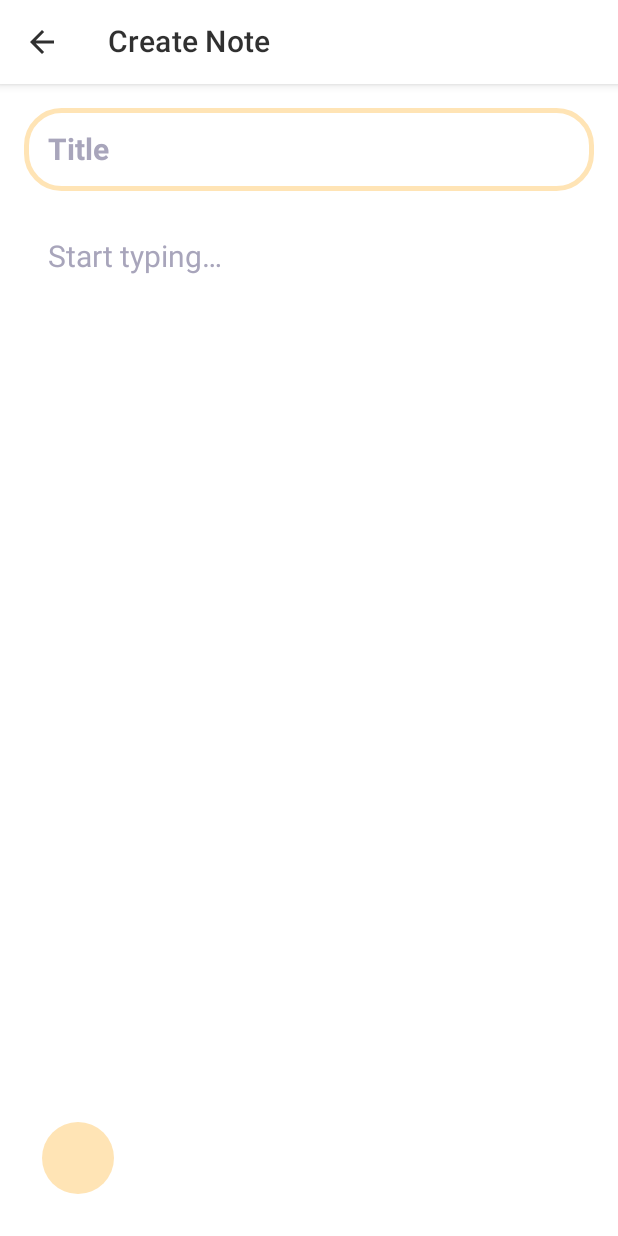
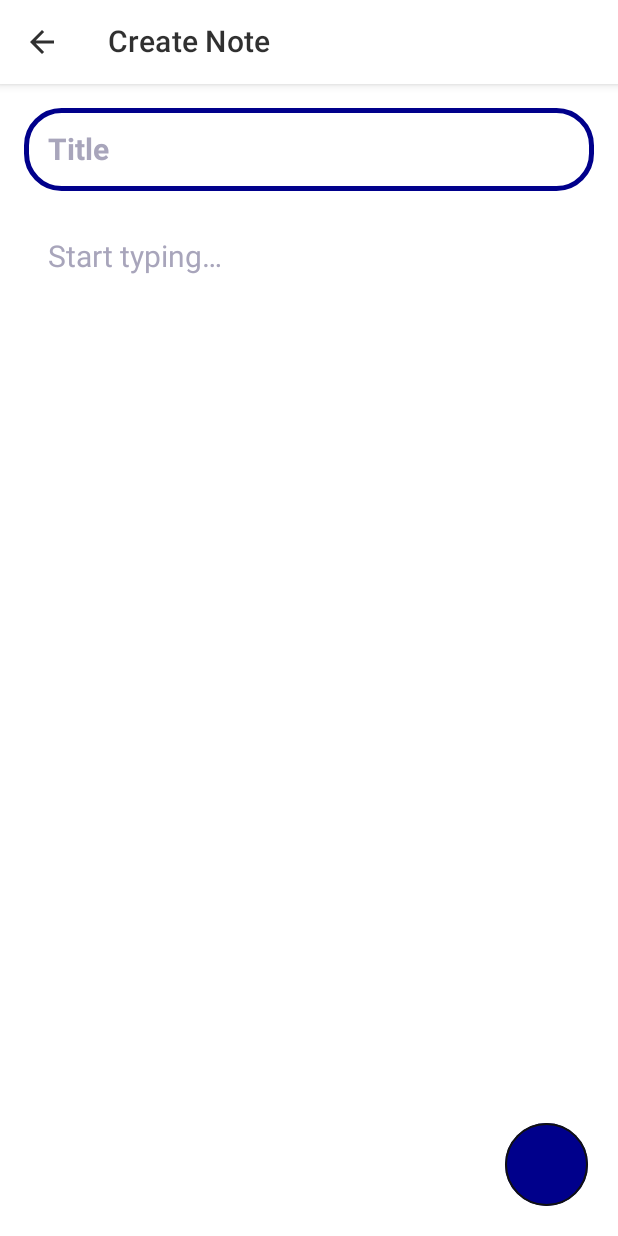
Before and after one commit to Pablit0x/QuickNotes, an Android app built with Jetpack Compose: the screen it shows after launch (MainActivity), after a tap on "Add Note", on a phone screen of 412 x 824 dp. Run offline under Robolectric (Android 15) with nearby library versions, the light colour scheme and no system bars; our stand-ins replace Dagger/Hilt's generated code; libraries missing offline, so code that uses them is left out: com.squareup.sqldelight; 2 statements that could not run were skipped.

Commit message:
Changed the note colors and added the note color selection

```diff
--- a/androidApp/build.gradle.kts
+++ b/androidApp/build.gradle.kts
@@ -43,7 +43,7 @@
     implementation("androidx.compose.foundation:foundation:1.3.1")
     implementation("androidx.compose.material:material:1.3.1")
     implementation("androidx.activity:activity-compose:1.6.1")
-    coreLibraryDesugaring("com.android.tools:desugar_jdk_libs:1.1.5")
+    coreLibraryDesugaring("com.android.tools:desugar_jdk_libs:2.0.2")
     implementation("org.jetbrains.kotlinx:kotlinx-datetime:0.4.0")
 
     implementation("com.google.dagger:hilt-android:2.44.2")
--- a/androidApp/src/main/AndroidManifest.xml
+++ b/androidApp/src/main/AndroidManifest.xml
@@ -5,10 +5,12 @@
         android:name=".QuickNotes"
         android:allowBackup="false"
         android:supportsRtl="true"
-        android:theme="@style/AppTheme">
+        android:theme="@style/AppTheme"
+        android:dataExtractionRules="@xml/data_extraction_rules">
         <activity
             android:name=".MainActivity"
-            android:exported="true">
+            android:exported="true"
+            android:windowSoftInputMode="adjustResize">
             <intent-filter>
                 <action android:name="android.intent.action.MAIN" />
                 <category android:name="android.intent.category.LAUNCHER" />
--- a/androidApp/src/main/java/com/ps/quicknotes/android/core/theme/Colors.kt
+++ b/androidApp/src/main/java/com/ps/quicknotes/android/core/theme/Colors.kt
@@ -15,8 +15,8 @@
 val DarkSurfaceStart = Color(Colors.DarkSurfaceStart)
 val DarkSurfaceEnd = Color(Colors.DarkSurfaceEnd)
 
-val YellowHex = Color(Colors.YellowHex)
-val PeachHex = Color(Colors.PeachHex)
+val ForestGreenHex = Color(Colors.ForestGreenHex)
+val DarkBlueHex = Color(Colors.DarkBlueHex)
 val OrangeHex = Color(Colors.OrangeHex)
 val PinkRedHex = Color(Colors.PinkRedHex)
 val PurpleHex = Color(Colors.PurpleHex)
@@ -29,7 +29,8 @@
     onPrimary = Color.White,
     onBackground = TextBlack,
     surface = Color.White,
-    onSurface = TextBlack
+    onSurface = TextBlack,
+    secondaryVariant = NormalGrey
 )
 
 val darkColors = lightColors(
@@ -40,5 +41,6 @@
     onPrimary = Color.White,
     onBackground = Color.White,
     surface = DarkGrey,
-    onSurface = Color.White
+    onSurface = Color.White,
+    secondaryVariant = LightBlue
 )
--- a/androidApp/src/main/java/com/ps/quicknotes/android/di/AppModule.kt
+++ b/androidApp/src/main/java/com/ps/quicknotes/android/di/AppModule.kt
@@ -9,7 +9,6 @@
 import dagger.Module
 import dagger.Provides
 import dagger.hilt.InstallIn
-import dagger.hilt.android.qualifiers.ApplicationContext
 import dagger.hilt.components.SingletonComponent
 import javax.inject.Singleton
 
--- a/androidApp/src/main/java/com/ps/quicknotes/android/note_detail/NoteDetailScreen.kt
+++ b/androidApp/src/main/java/com/ps/quicknotes/android/note_detail/NoteDetailScreen.kt
@@ -9,6 +9,7 @@
 import androidx.compose.material.icons.filled.ArrowBack
 import androidx.compose.material.icons.filled.Check
 import androidx.compose.runtime.*
+import androidx.compose.ui.Alignment
 import androidx.compose.ui.Modifier
 import androidx.compose.ui.graphics.Color
 import androidx.compose.ui.graphics.toArgb
@@ -19,6 +20,8 @@
 import androidx.compose.ui.unit.sp
 import androidx.hilt.navigation.compose.hiltViewModel
 import androidx.navigation.NavController
+import com.ps.quicknotes.android.*
+import com.ps.quicknotes.android.R
 import com.ps.quicknotes.android.note_list.gradientSurface
 
 @OptIn(ExperimentalMaterialApi::class)
@@ -38,15 +41,20 @@
             navController.popBackStack()
         }
     }
-    var topBarTitle by remember { mutableStateOf("") }
 
-    topBarTitle = if (noteId == -1L) {
-        stringResource(id = com.ps.quicknotes.android.R.string.create_note)
+    val topBarTitle = if (noteId == -1L) {
+        stringResource(id = R.string.create_note)
     } else {
-        stringResource(id = com.ps.quicknotes.android.R.string.edit_note)
+        stringResource(id = R.string.edit_note)
     }
 
     Scaffold(
+        floatingActionButton = {
+            NoteColorSelector(cardColor = Color(state.noteColor), onColorChange = {
+                noteColor = it.toArgb().toLong()
+                viewModel.onNoteColorChange(noteColor)
+            })
+        },
 
         topBar = {
             TopAppBar(title = {
@@ -67,7 +75,7 @@
                     }) {
                         Icon(
                             imageVector = Icons.Default.ArrowBack,
-                            contentDescription = "Navigate Back"
+                            contentDescription = stringResource(id = R.string.navigate_back)
                         )
                     }
                 },
@@ -78,7 +86,7 @@
                         IconButton(onClick = viewModel::saveNote) {
                             Icon(
                                 imageVector = Icons.Default.Check,
-                                contentDescription = stringResource(id = com.ps.quicknotes.android.R.string.save_note),
+                                contentDescription = stringResource(id = R.string.save_note),
                                 tint = MaterialTheme.colors.onSurface
                             )
                         }
@@ -94,7 +102,7 @@
         ) {
             TextHint(
                 text = state.noteTitle,
-                hint = stringResource(id = com.ps.quicknotes.android.R.string.title),
+                hint = stringResource(id = R.string.title),
                 isHintVisible = state.isNoteTitleHintDisplayed,
                 onValueChanged = {
                     if (it.length <= 200) {
@@ -119,7 +127,7 @@
             Spacer(modifier = Modifier.height(16.dp))
             TextHint(
                 text = state.noteContent,
-                hint = stringResource(id = com.ps.quicknotes.android.R.string.start_typing),
+                hint = stringResource(id = R.string.start_typing),
                 isHintVisible = state.isNoteContentHintDisplayed,
                 onValueChanged = viewModel::onNoteContentChanged,
                 onFocusChanged = {
@@ -131,14 +139,8 @@
                     .weight(1f)
                     .padding(16.dp)
             )
-
-            NoteColorSelector(cardColor = Color(state.noteColor), onColorChange = {
-                noteColor = it.toArgb().toLong()
-                viewModel.onNoteColorChange(noteColor)
-            })
             if (showDialog) {
-                UnsavedChangesDialog(
-                    closeDialog = { showDialog = false },
+                UnsavedChangesDialog(closeDialog = { showDialog = false },
                     saveChanges = { viewModel.saveNote() },
                     navController = navController
                 )
--- a/androidApp/src/main/java/com/ps/quicknotes/android/note_detail/NoteDetailViewModel.kt
+++ b/androidApp/src/main/java/com/ps/quicknotes/android/note_detail/NoteDetailViewModel.kt
@@ -28,7 +28,7 @@
         noteContent,
         isNoteContentFocused,
         noteColor
-    ) { title, isTitleFocused, content, isContentFocused, color ->
+    ) { title, _, content, _, color ->
         NoteDetailState(
             noteTitle = title,
             isNoteTitleHintDisplayed = title.isEmpty(),
--- a/androidApp/src/main/java/com/ps/quicknotes/android/note_detail/TextHint.kt
+++ b/androidApp/src/main/java/com/ps/quicknotes/android/note_detail/TextHint.kt
@@ -7,14 +7,12 @@
 import androidx.compose.foundation.text.BasicTextField
 import androidx.compose.material.Text
 import androidx.compose.runtime.Composable
-import androidx.compose.ui.Alignment
 import androidx.compose.ui.Modifier
 import androidx.compose.ui.focus.FocusState
 import androidx.compose.ui.focus.onFocusChanged
-import androidx.compose.ui.graphics.Color
 import androidx.compose.ui.text.TextStyle
 import androidx.compose.ui.unit.dp
-import com.ps.quicknotes.presentation.Colors
+import com.ps.quicknotes.android.core.theme.LightBlue
 
 @Composable
 fun TextHint(
@@ -36,7 +34,7 @@
                 .fillMaxWidth()
                 .onFocusChanged { isFocused -> onFocusChanged(isFocused) })
         if (isHintVisible) {
-            Text(text = hint, style = textStyle, color = com.ps.quicknotes.android.core.theme.LightBlue)
+            Text(text = hint, style = textStyle, color = LightBlue)
         }
         Spacer(modifier = Modifier.height(16.dp))
     }
--- a/androidApp/src/main/java/com/ps/quicknotes/android/note_list/NoteItem.kt
+++ b/androidApp/src/main/java/com/ps/quicknotes/android/note_list/NoteItem.kt
@@ -4,6 +4,7 @@
 import androidx.compose.foundation.interaction.MutableInteractionSource
 import androidx.compose.foundation.layout.*
 import androidx.compose.material.Icon
+import androidx.compose.material.MaterialTheme
 import androidx.compose.material.Text
 import androidx.compose.material.icons.Icons
 import androidx.compose.material.icons.filled.Close
@@ -57,7 +58,7 @@
         Text(text = note.content, fontWeight = FontWeight.Light)
         Spacer(modifier = Modifier.height(16.dp))
         Text(
-            text = formattedDate, color = Color.LightGray, modifier = Modifier.align(Alignment.End)
+            text = formattedDate, color = MaterialTheme.colors.secondaryVariant, modifier = Modifier.align(Alignment.End)
         )
     }
 }
--- a/androidApp/src/main/java/com/ps/quicknotes/android/note_list/NoteListScreen.kt
+++ b/androidApp/src/main/java/com/ps/quicknotes/android/note_list/NoteListScreen.kt
@@ -7,14 +7,11 @@
 import androidx.compose.foundation.border
 import androidx.compose.foundation.layout.*
 import androidx.compose.foundation.lazy.LazyColumn
-import androidx.compose.foundation.lazy.grid.LazyVerticalGrid
 import androidx.compose.foundation.lazy.items
 import androidx.compose.foundation.shape.RoundedCornerShape
 import androidx.compose.material.*
 import androidx.compose.material.icons.Icons
 import androidx.compose.material.icons.filled.Add
-import androidx.compose.material.icons.filled.CheckCircle
-import androidx.compose.material.icons.filled.List
 import androidx.compose.runtime.*
 import androidx.compose.ui.Alignment
 import androidx.compose.ui.Modifier
@@ -29,6 +26,7 @@
 import androidx.navigation.NavController
 import com.ps.quicknotes.android.R
 import com.ps.quicknotes.android.core.presentation.Routes
+import com.ps.quicknotes.android.core.theme.ForestGreenHex
 
 @OptIn(ExperimentalFoundationApi::class)
 @Composable
@@ -46,8 +44,8 @@
             onClick = {
                 navController.navigate( Routes.NoteDetail + "/-1L")
             },
-            backgroundColor = MaterialTheme.colors.primary,
-            contentColor = MaterialTheme.colors.onPrimary
+            backgroundColor = ForestGreenHex,
+            contentColor = Color.White
         ) {
             Icon(
                 imageVector = Icons.Default.Add,
@@ -78,7 +76,7 @@
                     visible = !state.isSearchActive, enter = fadeIn(), exit = fadeOut()
                 ) {
                     Text(
-                        text = stringResource(id = R.string.all_notes), fontFamily = FontFamily.Serif, fontWeight = FontWeight.Bold, fontSize = 30.sp
+                        text = stringResource(id = R.string.all_notes), fontFamily = FontFamily.Cursive, fontWeight = FontWeight.Bold, fontSize = 30.sp
                     )
                 }
             }
--- a/androidApp/src/main/res/values/strings.xml
+++ b/androidApp/src/main/res/values/strings.xml
@@ -15,4 +15,5 @@
     <string name="save_note">Save note</string>
     <string name="title">Title</string>
     <string name="start_typing">Start typing…</string>
+    <string name="navigate_back">Navigate Back</string>
 </resources>
--- a/build.gradle.kts
+++ b/build.gradle.kts
@@ -6,7 +6,7 @@
     }
     dependencies {
         classpath("org.jetbrains.kotlin:kotlin-gradle-plugin:1.7.10")
-        classpath("com.android.tools.build:gradle:7.2.2")
+        classpath("com.android.tools.build:gradle:7.3.1")
         classpath("com.squareup.sqldelight:gradle-plugin:1.5.3")
         classpath("com.google.dagger:hilt-android-gradle-plugin:2.42")
     }
--- a/shared/src/commonMain/kotlin/com/ps/quicknotes/note/Note.kt
+++ b/shared/src/commonMain/kotlin/com/ps/quicknotes/note/Note.kt
@@ -11,7 +11,7 @@
     val created: LocalDateTime
 ) {
     companion object {
-        private val colors = listOf(Colors.YellowHex, Colors.PeachHex, Colors.OrangeHex, Colors.PinkRedHex, Colors.PurpleHex)
+        private val colors = listOf(Colors.ForestGreenHex, Colors.DarkBlueHex, Colors.OrangeHex, Colors.PinkRedHex, Colors.PurpleHex)
 
         fun getRandomColor() = colors.random()
     }
--- a/shared/src/commonMain/kotlin/com/ps/quicknotes/presentation/Colors.kt
+++ b/shared/src/commonMain/kotlin/com/ps/quicknotes/presentation/Colors.kt
@@ -11,9 +11,9 @@
     const val DarkSurfaceStart = 0xFF23262E
     const val DarkSurfaceEnd = 0xFF212329
 
-    const val YellowHex = 0xFFF7E319
-    const val PeachHex = 0xFFFFE4B5
+    const val ForestGreenHex = 0xFF2B7F5C
+    const val DarkBlueHex = 0xFF00008B
     const val OrangeHex = 0xFFF5A623
-    const val PinkRedHex = 0xFFff0080
+    const val PinkRedHex = 0xFFFF0080
     const val PurpleHex = 0xFF9B30FF
 }
```
Also changed, not shown: androidApp/src/main/java/com/ps/quicknotes/android/note_detail/NoteColorSelector.kt (+35 -22 lines), androidApp/src/main/java/com/ps/quicknotes/android/note_list/SearchTextField.kt (+4 -4 lines), androidApp/src/main/res/xml/data_extraction_rules.xml (added, +36 -0 lines).
